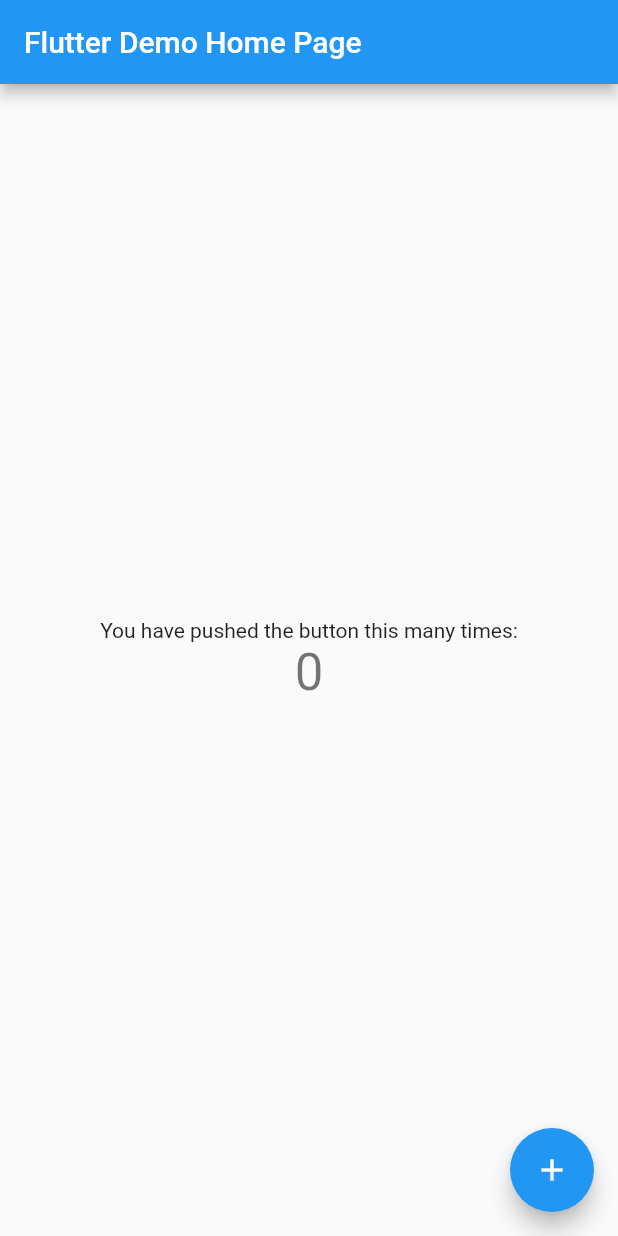
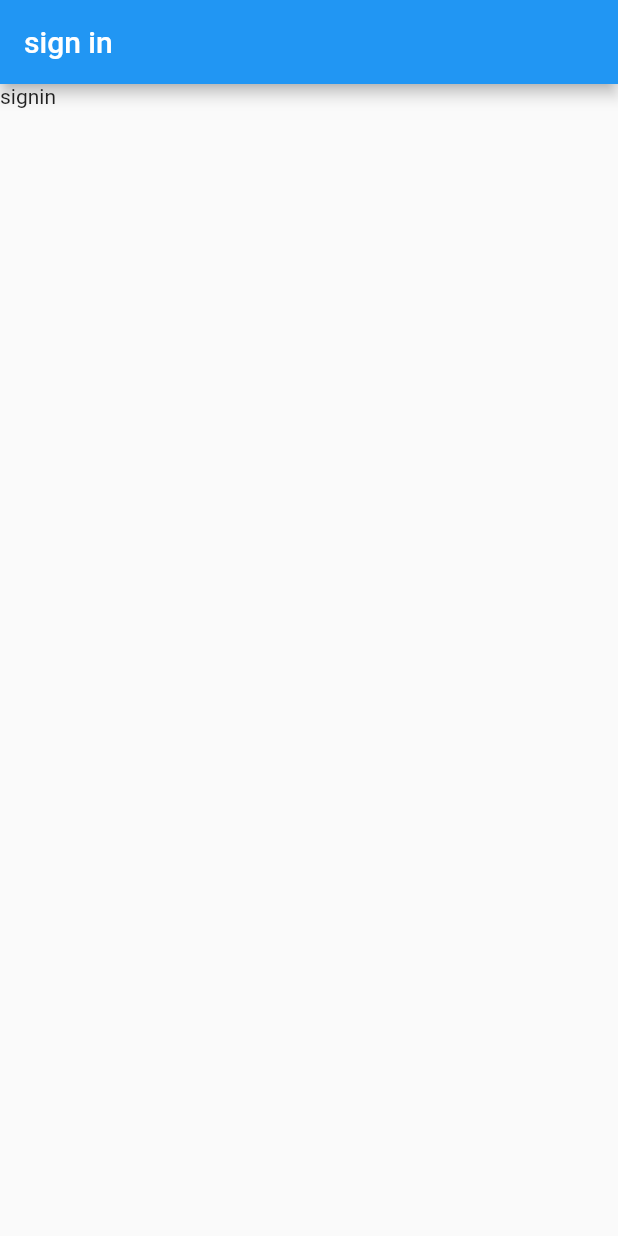
Before and after one commit to jzandag/flutter_notes_app, a Flutter app: the screen it shows after launch, on a phone screen of 412 x 824 dp. Run offline on Flutter 3.47's test engine with Material 2 defaults, Android fonts, the phone set to English and light mode, and no system bars; our stand-ins replace cloud_firestore, firebase_auth, firebase_core, hooks_riverpod; accounts and stored records are empty.

Commit message:
Add fluter firebase auth structures usign riverpod

```diff
--- a/analysis_options.yaml
+++ b/analysis_options.yaml
@@ -22,8 +22,8 @@ linter:
   # `// ignore_for_file: name_of_lint` syntax on the line or in the file
   # producing the lint.
   rules:
-    # avoid_print: false  # Uncomment to disable the `avoid_print` rule
-    # prefer_single_quotes: true  # Uncomment to enable the `prefer_single_quotes` rule
+  # avoid_print: false  # Uncomment to disable the `avoid_print` rule
+  # prefer_single_quotes: true  # Uncomment to enable the `prefer_single_quotes` rule
 
 # Additional information about this file can be found at
 # https://dart.dev/guides/language/analysis-options
--- a/lib/main.dart
+++ b/lib/main.dart
@@ -1,7 +1,12 @@
+import 'package:firebase_core/firebase_core.dart';
 import 'package:flutter/material.dart';
+import 'package:flutter_notes_app/screens/wrapper.dart';
+import 'package:hooks_riverpod/hooks_riverpod.dart';
 
-void main() {
-  runApp(const MyApp());
+Future<dynamic> main() async {
+  WidgetsFlutterBinding.ensureInitialized();
+  await Firebase.initializeApp();
+  runApp(const ProviderScope(child: MyApp()));
 }
 
 class MyApp extends StatelessWidget {
@@ -15,54 +20,7 @@ class MyApp extends StatelessWidget {
       theme: ThemeData(
         primarySwatch: Colors.blue,
       ),
-      home: const MyHomePage(title: 'Flutter Demo Home Page'),
+      home: Wrapper(),
     );
   }
 }
-
-class MyHomePage extends StatefulWidget {
-  const MyHomePage({Key? key, required this.title}) : super(key: key);
-
-  final String title;
-
-  @override
-  State<MyHomePage> createState() => _MyHomePageState();
-}
-
-class _MyHomePageState extends State<MyHomePage> {
-  int _counter = 0;
-
-  void _incrementCounter() {
-    setState(() {
-      _counter++;
-    });
-  }
-
-  @override
-  Widget build(BuildContext context) {
-    return Scaffold(
-      appBar: AppBar(
-        title: Text(widget.title),
-      ),
-      body: Center(
-        child: Column(
-          mainAxisAlignment: MainAxisAlignment.center,
-          children: <Widget>[
-            const Text(
-              'You have pushed the button this many times:',
-            ),
-            Text(
-              '$_counter',
-              style: Theme.of(context).textTheme.headline4,
-            ),
-          ],
-        ),
-      ),
-      floatingActionButton: FloatingActionButton(
-        onPressed: _incrementCounter,
-        tooltip: 'Increment',
-        child: const Icon(Icons.add),
-      ), // This trailing comma makes auto-formatting nicer for build methods.
-    );
-  }
-}
--- /dev/null
+++ b/lib/model/UserModel.dart
@@ -0,0 +1,5 @@
+class UserModel {
+  final String? uid;
+
+  UserModel({this.uid});
+}
--- /dev/null
+++ b/lib/providers/general_providers.dart
@@ -0,0 +1,21 @@
+import 'package:cloud_firestore/cloud_firestore.dart';
+import 'package:firebase_auth/firebase_auth.dart';
+import 'package:flutter_notes_app/controller/auth_controller.dart';
+import 'package:flutter_notes_app/model/UserModel.dart';
+import 'package:flutter_notes_app/repository/auth_repository.dart';
+import 'package:hooks_riverpod/hooks_riverpod.dart';
+
+final firebaseAuthProvider =
+    Provider<FirebaseAuth>((ref) => FirebaseAuth.instance);
+
+final firebaseFirestoreProvider =
+    Provider<FirebaseFirestore>((ref) => FirebaseFirestore.instance);
+
+final authRepositoryProvider = Provider<AuthRepository>(
+  (ref) => AuthRepository(ref.read),
+);
+
+final authControllerProvider =
+    StateNotifierProvider<AuthController, UserModel?>(
+  (ref) => AuthController(ref.read)..appStarted(),
+);
--- /dev/null
+++ b/lib/screens/auth/auth_wrapper.dart
@@ -0,0 +1,30 @@
+import 'package:flutter/material.dart';
+import 'package:flutter_notes_app/screens/auth/register.dart';
+import 'package:flutter_notes_app/screens/auth/signin.dart';
+
+class AuthWrapper extends StatefulWidget {
+  @override
+  _AuthWrapperState createState() => _AuthWrapperState();
+}
+
+class _AuthWrapperState extends State<AuthWrapper> {
+  bool showSignIn = true;
+  void toggleView() {
+    setState(() {
+      showSignIn = !showSignIn;
+    });
+  }
+
+  @override
+  Widget build(BuildContext context) {
+    if (showSignIn) {
+      return Container(
+        child: SignIn(toggleView: toggleView),
+      );
+    } else {
+      return Container(
+        child: Register(toggleView: toggleView),
+      );
+    }
+  }
+}
--- /dev/null
+++ b/lib/screens/auth/signin.dart
@@ -0,0 +1,18 @@
+import 'package:flutter/material.dart';
+import 'package:hooks_riverpod/hooks_riverpod.dart';
+
+class SignIn extends HookConsumerWidget {
+  final Function toggleView;
+  SignIn({required this.toggleView});
+
+  @override
+  Widget build(BuildContext context, WidgetRef ref) {
+    return Scaffold(
+      appBar: AppBar(title: Text("sign in")),
+      body: GestureDetector(
+        child: Text("signin"),
+        onTap: () => toggleView(),
+      ),
+    );
+  }
+}
--- /dev/null
+++ b/lib/screens/wrapper.dart
@@ -0,0 +1,21 @@
+import 'package:flutter/material.dart';
+import 'package:flutter_notes_app/providers/general_providers.dart';
+import 'package:flutter_notes_app/screens/auth/auth_wrapper.dart';
+import 'package:flutter_notes_app/screens/home/home_screen.dart';
+import 'package:hooks_riverpod/hooks_riverpod.dart';
+
+class Wrapper extends HookConsumerWidget {
+  const Wrapper({Key? key}) : super(key: key);
+
+  @override
+  Widget build(BuildContext context, WidgetRef ref) {
+    final authControllerState = ref.read(authControllerProvider);
+    print(authControllerState);
+
+    if (authControllerState == null) {
+      return AuthWrapper();
+    } else {
+      return HomeScreen();
+    }
+  }
+}
--- a/pubspec.yaml
+++ b/pubspec.yaml
@@ -29,7 +29,12 @@ environment:
 dependencies:
   flutter:
     sdk: flutter
+  firebase_core: ^1.14.0
+  cloud_firestore: ^3.1.11
+  firebase_auth: ^3.3.13
 
+  flutter_hooks: ^0.18.3
+  hooks_riverpod: ^1.0.3
 
   # The following adds the Cupertino Icons font to your application.
   # Use with the CupertinoIcons class for iOS style icons.
```
Also changed, not shown: lib/controller/auth_controller.dart (added, +35 -0 lines), lib/repository/auth_repository.dart (added, +55 -0 lines), lib/screens/auth/register.dart (added, +15 -0 lines), lib/screens/home/home_screen.dart (added, +14 -0 lines), pubspec.lock, 3 other files.
